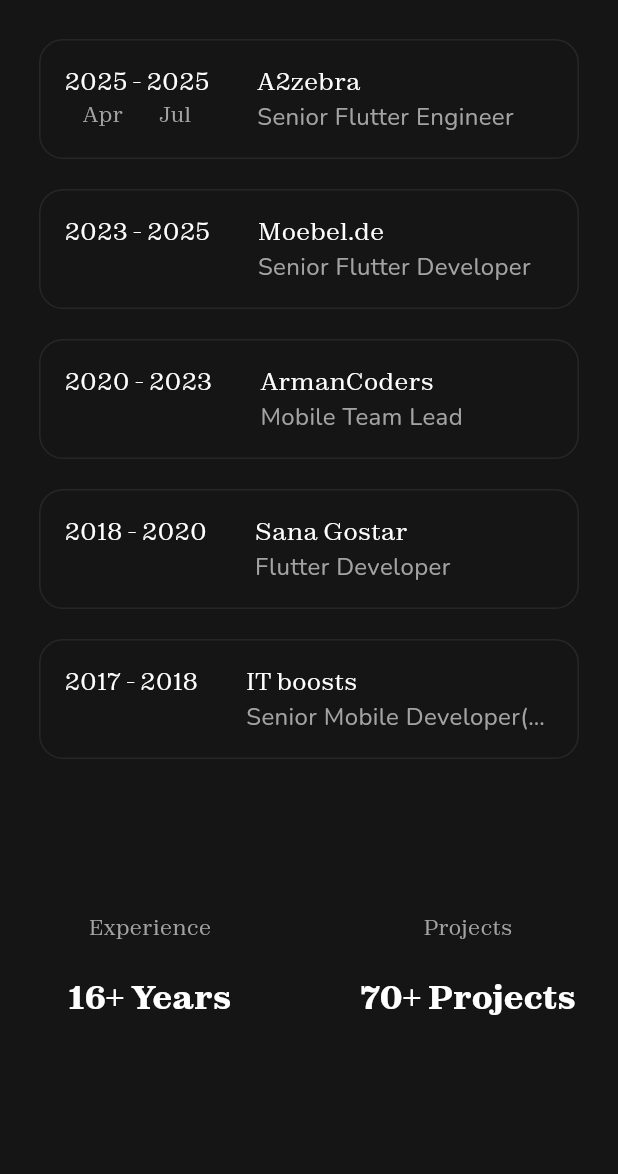
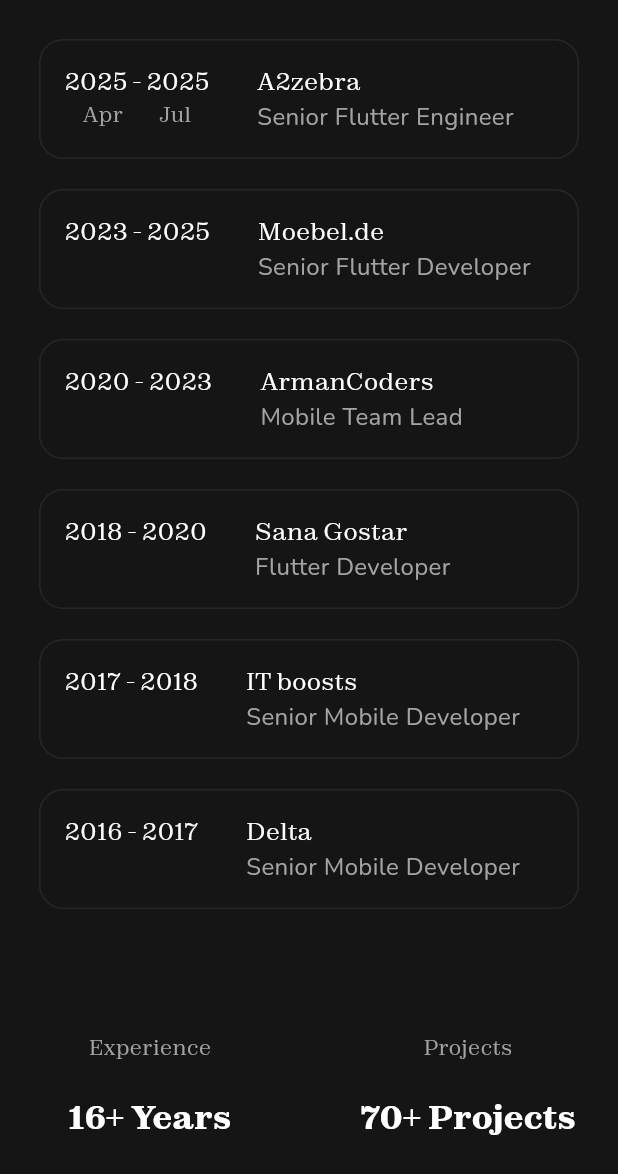
Before and after one commit to alirezat66/portfo, a Flutter app: the ExperienceView widget shown alone on an empty page, opened directly, on a phone screen of 412 x 824 dp. Shown: the top 1174 px of the screen. Run offline on Flutter 3.47's test engine with Material 3 defaults, Android fonts, the phone set to English and light mode, and no system bars; our stand-ins replace equatable, flutter_bloc, flutter_svg, get_it, go_router, google_fonts and 1 more.

Commit message:
Refactor SkillCategoryModel to enhance skill categorization and update job titles in WorkModel. Adjust ExperienceView layout for improved responsiveness and update SkillView to reflect new skill categories.

```diff
--- a/lib/features/about/models/work.dart
+++ b/lib/features/about/models/work.dart
@@ -54,7 +54,15 @@ class WorkModel {
           endYear: '2018',
           endMonth: 'Jul',
           companyName: 'IT boosts',
-          jobTitle: 'Senior Mobile Developer(native)',
+          jobTitle: 'Senior Mobile Developer',
+        ),
+        WorkModel(
+          startYear: '2016',
+          startMonth: 'Aug',
+          endYear: '2017',
+          endMonth: 'Aug',
+          companyName: 'Delta',
+          jobTitle: 'Senior Mobile Developer',
         ),
       ];
 }
--- a/lib/features/about/view/views/experience_view.dart
+++ b/lib/features/about/view/views/experience_view.dart
@@ -13,7 +13,8 @@ class ExperienceView extends StatelessWidget {
     return Column(
       spacing: 12,
       children: [
-        Container(
+        Expanded(
+          child: Container(
             decoration: BoxDecoration(
               color: context.basicColors.backgroundColor,
               borderRadius: BorderRadius.circular(16),
@@ -22,6 +23,7 @@ class ExperienceView extends StatelessWidget {
             child: Column(children: [
               ...WorkModel.works.map((work) => WorkSummeryCard(work: work)),
             ]),
+          ),
         ),
         Row(
           mainAxisSize: MainAxisSize.max,
```
Also changed, not shown: lib/features/about/models/skill.dart (+61 -72 lines), lib/features/about/view/views/skill/skill_view.dart (+7 -7 lines). Lines whose indentation alone changed are shown as unchanged.
